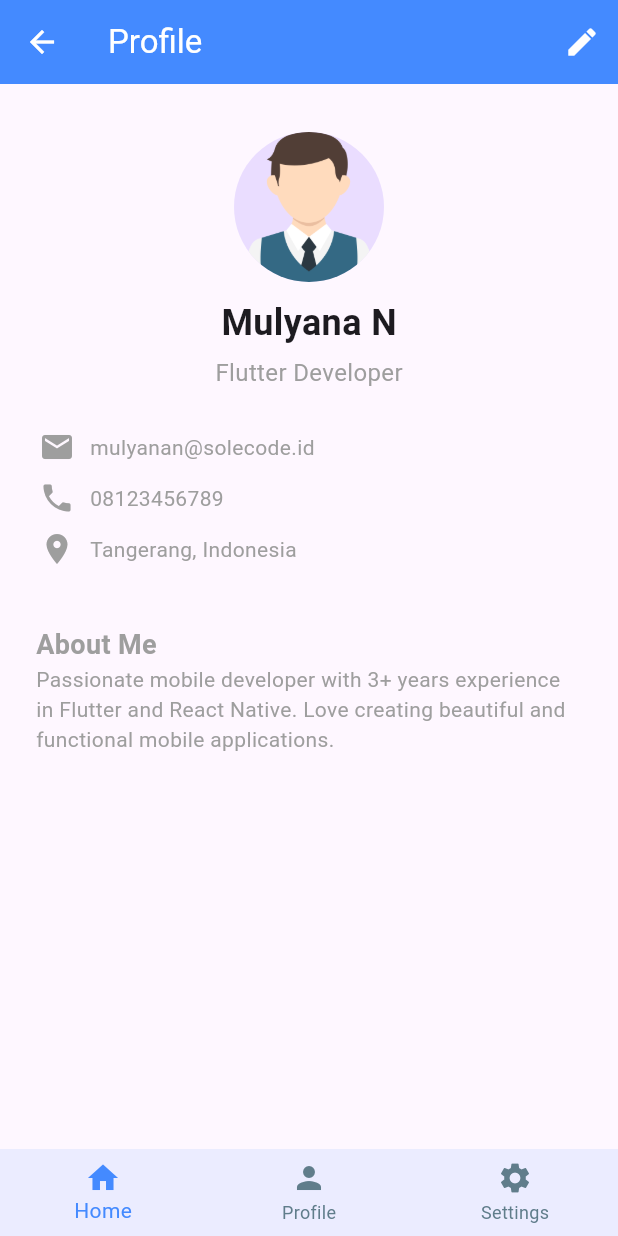
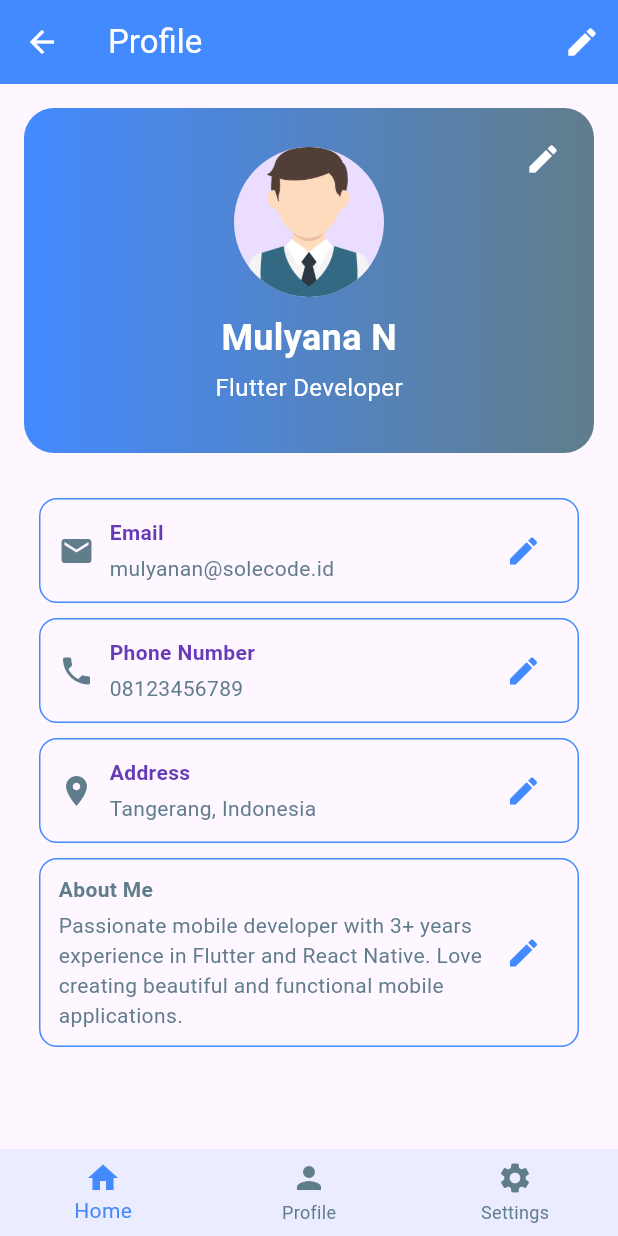
Before and after one commit to Myniv/my_portofolio_app, a Flutter app: the screen it shows after launch, on a phone screen of 412 x 824 dp. Run offline on Flutter 3.47's test engine with Material 3 defaults, Android fonts, the phone set to English and light mode, and no system bars.

Commit message:
Add card to the profile page

```diff
--- a/lib/profile_page.dart
+++ b/lib/profile_page.dart
@@ -13,7 +13,41 @@ class ProfilePage extends StatelessWidget {
             padding: const EdgeInsets.all(16.0),
             child: Column(
               children: [
-                buildProfileHeader(),
+                Container(
+                  padding: const EdgeInsets.all(10.0),
+                  // width: 500,
+                  height: 230,
+                  decoration: BoxDecoration(
+                    gradient: LinearGradient(
+                      colors: [Colors.blueAccent, Colors.blueGrey],
+                    ),
+                    // color: const Color.fromARGB(255, 157, 121, 108),
+                    borderRadius: BorderRadius.circular(20),
+                    boxShadow: [
+                      // BoxShadow(
+                      //   color: Colors.black26,
+                      //   blurRadius: 10,
+                      //   offset: Offset(0, 5),
+                      // ),
+                    ],
+                  ),
+                  child: Stack(
+                    children: [
+                      Align(
+                        alignment: Alignment.center,
+                        child: buildProfileHeader(),
+                      ),
+                      Positioned(
+                        top: 0,
+                        right: 0,
+                        child: IconButton(
+                          icon: Icon(Icons.edit, color: Colors.white),
+                          onPressed: () {},
+                        ),
+                      ),
+                    ],
+                  ),
+                ),
                 buildProfileInfo(),
                 buildProfileBio(),
               ],
@@ -38,12 +72,16 @@ class ProfilePage extends StatelessWidget {
           SizedBox(height: 10),
           Text(
             profile.name,
-            style: TextStyle(fontSize: 24, fontWeight: FontWeight.bold),
+            style: TextStyle(
+              fontSize: 24,
+              fontWeight: FontWeight.bold,
+              color: Colors.white,
+            ),
           ),
           SizedBox(height: 5),
           Text(
             profile.profession,
-            style: TextStyle(fontSize: 16, color: Colors.grey),
+            style: TextStyle(fontSize: 16, color: Colors.white),
           ),
         ],
       ),
@@ -52,33 +90,61 @@ class ProfilePage extends StatelessWidget {
 
   Widget buildProfileInfo() {
     final profile = Profile();
+
     return Padding(
-      padding: const EdgeInsets.all(10.0),
+      padding: const EdgeInsets.only(left: 10.0, right: 10.0, top: 30.0),
       child: Column(
-        // crossAxisAlignment: CrossAxisAlignment.center,
         children: [
-          Row(
-            children: [
-              Icon(Icons.email, color: Colors.grey),
-              SizedBox(width: 10),
-              Text(profile.email, style: TextStyle(color: Colors.grey)),
+          buildInfoBox(Icons.email, profile.email, "Email", () {}),
+          buildInfoBox(Icons.phone, profile.phone, "Phone Number", () {}),
+          buildInfoBox(Icons.location_on, profile.address, "Address", () {}),
+          // buildInfoBox(Icons.info, profile.bio, () {}),
         ],
       ),
-          SizedBox(height: 10),
-          Row(
+    );
+  }
+
+  Widget buildInfoBox(
+    IconData leadingIcon,
+    String text,
+    String title,
+    VoidCallback onEdit,
+  ) {
+    return Container(
+      padding: EdgeInsets.symmetric(horizontal: 12, vertical: 10),
+      margin: EdgeInsets.only(bottom: 10),
+      decoration: BoxDecoration(
+        border: Border.all(color: Colors.blueAccent),
+        borderRadius: BorderRadius.circular(12),
+      ),
+      child: Row(
+        crossAxisAlignment: CrossAxisAlignment.center,
         children: [
-              Icon(Icons.phone, color: Colors.grey),
+          Container(
+            alignment: Alignment.center,
+            child: Icon(leadingIcon, color: Colors.blueGrey),
+          ),
           SizedBox(width: 10),
-              Text(profile.phone, style: TextStyle(color: Colors.grey)),
+          Expanded(
+            child: Column(
+              crossAxisAlignment: CrossAxisAlignment.start,
+              mainAxisSize: MainAxisSize.min,
+              children: [
+                Text(
+                  title,
+                  style: TextStyle(
+                    color: Colors.deepPurple,
+                    fontWeight: FontWeight.bold,
+                  ),
+                ),
+                SizedBox(height: 4),
+                Text(text, style: TextStyle(color: Colors.blueGrey)),
               ],
             ),
-          SizedBox(height: 10),
-          Row(
-            children: [
-              Icon(Icons.location_on, color: Colors.grey),
-              SizedBox(width: 10),
-              Text(profile.address, style: TextStyle(color: Colors.grey)),
-            ],
+          ),
+          IconButton(
+            icon: Icon(Icons.edit, color: Colors.blueAccent),
+            onPressed: onEdit,
           ),
         ],
       ),
@@ -87,23 +153,47 @@ class ProfilePage extends StatelessWidget {
 
   Widget buildProfileBio() {
     final profile = Profile();
-
     return Padding(
-      padding: EdgeInsets.all(8.0),
+      padding: const EdgeInsets.only(left: 10.0, right: 10.0),
+      child: Column(
+        children: [
+          Container(
+            padding: EdgeInsets.symmetric(horizontal: 12, vertical: 10),
+            margin: EdgeInsets.only(bottom: 10),
+            decoration: BoxDecoration(
+              border: Border.all(color: Colors.blueAccent),
+              borderRadius: BorderRadius.circular(12),
+            ),
+            child: Row(
+              crossAxisAlignment: CrossAxisAlignment.center,
+              children: [
+                Expanded(
                   child: Column(
                     crossAxisAlignment: CrossAxisAlignment.start,
+                    mainAxisSize: MainAxisSize.min,
                     children: [
-          SizedBox(height: 5),
-          Padding(padding: EdgeInsets.all(8.0)),
                       Text(
                         "About Me",
                         style: TextStyle(
-              fontSize: 18,
-              color: Colors.grey,
+                          color: Colors.blueGrey,
                           fontWeight: FontWeight.bold,
                         ),
                       ),
-          Text(profile.bio, style: TextStyle(color: Colors.grey)),
+                      SizedBox(height: 4),
+                      Text(
+                        profile.bio,
+                        style: TextStyle(color: Colors.blueGrey),
+                      ),
+                    ],
+                  ),
+                ),
+                IconButton(
+                  icon: Icon(Icons.edit, color: Colors.blueAccent),
+                  onPressed: () {},
+                ),
+              ],
+            ),
+          ),
         ],
       ),
     );
```
Lines whose indentation alone changed are shown as unchanged.
